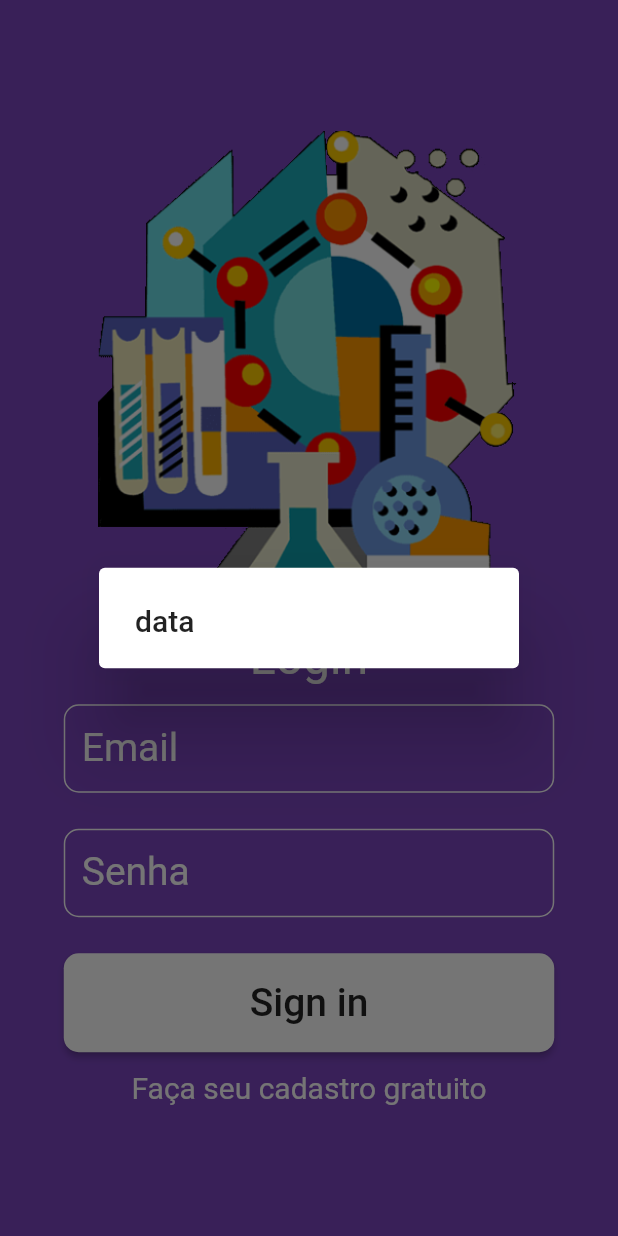
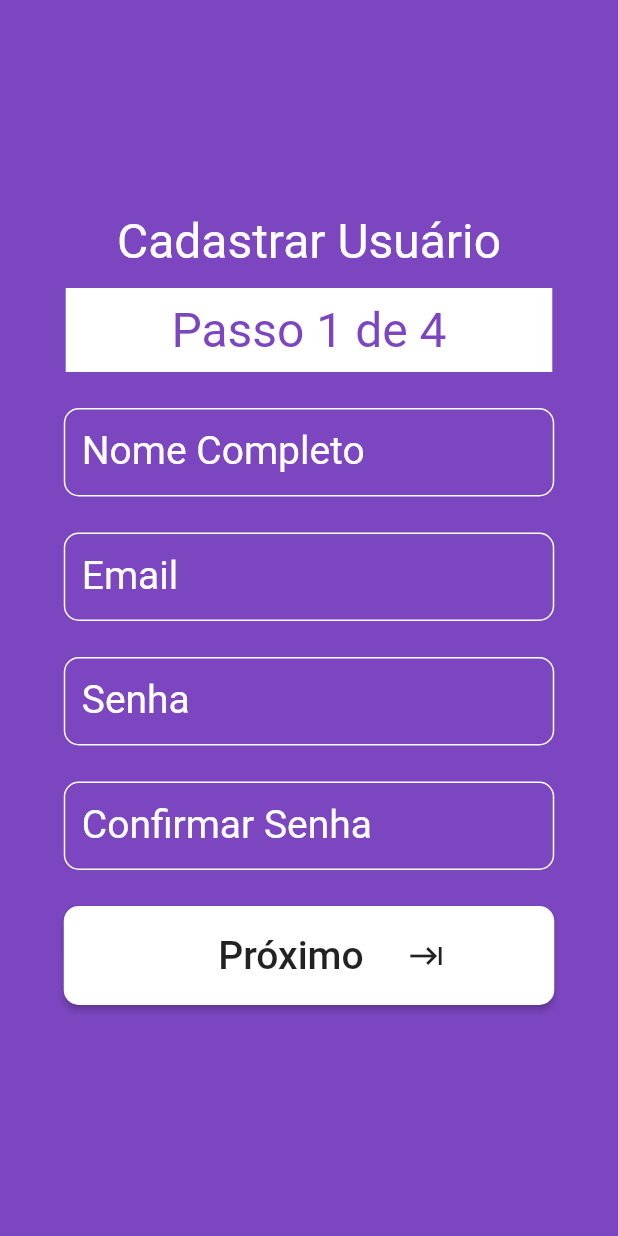
Before and after one commit to IagoEngel/Atividades-Integradoras-7, a Flutter app: the screen it shows after launch, after a tap on "Faça seu cadastro gratuito", on a phone screen of 412 x 824 dp. Run offline on Flutter 3.47's test engine with Material 2 defaults, Android fonts, the phone set to English and light mode, and no system bars.

Commit message:
Adicionando página inicial de cadastro

```diff
--- a/atividades_integradoras/lib/main.dart
+++ b/atividades_integradoras/lib/main.dart
@@ -1,3 +1,4 @@
+import 'package:atividades_integradoras/telas/cadastro.dart';
 import 'package:flutter/material.dart';
 
 void main() => runApp(AtividadeIntegradora());
@@ -104,12 +105,9 @@ class TelaInicial extends StatelessWidget {
 
           GestureDetector(
             onTap: (){
-              //Navigator.pushNamed(context, routeName);
-              showDialog(
-                context: context,
-                builder: (context) => AlertDialog(
-                  title: Text('data'),
-                ),
+              Navigator.push(
+                context,
+                MaterialPageRoute(builder: (context)=> CadastroPasso1()),
               );
             },
             child: Text(
--- a/atividades_integradoras/lib/telas/cadastro.dart
+++ b/atividades_integradoras/lib/telas/cadastro.dart
@@ -0,0 +1,181 @@
+import 'package:flutter/material.dart';
+
+class CadastroPasso1 extends StatelessWidget {
+  @override
+  Widget build(BuildContext context) {
+    return Scaffold(
+      backgroundColor: Color.fromRGBO(124, 70, 192, 1.0),
+      body: Column(
+        mainAxisAlignment: MainAxisAlignment.center,
+        children: <Widget>[
+          Text(
+            "Cadastrar Usuário",
+            style: TextStyle(
+              fontSize: 32,
+              color: Colors.white,
+            ),
+          ),
+          SizedBox(
+            height: 12.0,
+          ),
+          _passo1(),
+          _nomeCompleto(),
+          _email(),
+          _senha(),
+          _confirmaSenha(),
+          _proximoPasso(),
+        ],
+      ),
+    );
+  }
+}
+
+Widget _nomeCompleto() {
+  return Container(
+    padding:
+        const EdgeInsets.only(left: 42.5, right: 42.5, top: 24.0, bottom: 12.0),
+    child: new Theme(
+      data: new ThemeData(
+        primaryColor: Colors.white,
+      ),
+      child: TextField(
+        decoration: new InputDecoration(
+          enabledBorder: new OutlineInputBorder(
+            borderSide: BorderSide(color: Colors.white),
+            borderRadius: BorderRadius.all(Radius.circular(10.0)),
+          ),
+          border: new OutlineInputBorder(
+            borderRadius: BorderRadius.all(Radius.circular(10.0)),
+          ),
+          labelText: 'Nome Completo',
+          labelStyle: TextStyle(color: Colors.white, fontSize: 26),
+        ),
+      ),
+    ),
+  );
+}
+
+Widget _email() {
+  return Container(
+    padding:
+        const EdgeInsets.only(left: 42.5, right: 42.5, top: 12.0, bottom: 12.0),
+    child: new Theme(
+      data: new ThemeData(
+        primaryColor: Colors.white,
+      ),
+      child: TextField(
+        decoration: new InputDecoration(
+          enabledBorder: new OutlineInputBorder(
+            borderSide: BorderSide(color: Colors.white),
+            borderRadius: BorderRadius.all(Radius.circular(10.0)),
+          ),
+          border: new OutlineInputBorder(
+            borderRadius: BorderRadius.all(Radius.circular(10.0)),
+          ),
+          labelText: 'Email',
+          labelStyle: TextStyle(color: Colors.white, fontSize: 26),
+        ),
+      ),
+    ),
+  );
+}
+
+Widget _senha() {
+  return Container(
+    padding:
+        const EdgeInsets.only(left: 42.5, right: 42.5, top: 12.0, bottom: 12.0),
+    child: new Theme(
+      data: new ThemeData(
+        primaryColor: Colors.white,
+      ),
+      child: TextField(
+        decoration: new InputDecoration(
+          enabledBorder: new OutlineInputBorder(
+            borderSide: BorderSide(color: Colors.white),
+            borderRadius: BorderRadius.all(Radius.circular(10.0)),
+          ),
+          border: new OutlineInputBorder(
+            borderRadius: BorderRadius.all(Radius.circular(10.0)),
+          ),
+          labelText: 'Senha',
+          labelStyle: TextStyle(color: Colors.white, fontSize: 26),
+        ),
+      ),
+    ),
+  );
+}
+
+Widget _confirmaSenha() {
+  return Container(
+    padding:
+        const EdgeInsets.only(left: 42.5, right: 42.5, top: 12.0, bottom: 12.0),
+    child: new Theme(
+      data: new ThemeData(
+        primaryColor: Colors.white,
+      ),
+      child: TextField(
+        decoration: new InputDecoration(
+          enabledBorder: new OutlineInputBorder(
+            borderSide: BorderSide(color: Colors.white),
+            borderRadius: BorderRadius.all(Radius.circular(10.0)),
+          ),
+          border: new OutlineInputBorder(
+            borderRadius: BorderRadius.all(Radius.circular(10.0)),
+          ),
+          labelText: 'Confirmar Senha',
+          labelStyle: TextStyle(color: Colors.white, fontSize: 26),
+        ),
+      ),
+    ),
+  );
+}
+
+Widget _passo1() {
+  return Container(
+    color: Colors.white,
+    padding: const EdgeInsets.only(
+      left: 70.5,
+      right: 70.5,
+      top: 9,
+      bottom: 9,
+    ),
+    child: Text(
+      "Passo 1 de 4",
+      style: TextStyle(
+        backgroundColor: Colors.white,
+        color: Color.fromRGBO(124, 70, 192, 1.0),
+        fontSize: 32,
+      ),
+    ),
+  );
+}
+
+Widget _proximoPasso() {
+  return Container(
+    padding: const EdgeInsets.only(
+      left: 42.5,
+      right: 42.5,
+      top: 12.0,
+      bottom: 12.0,
+    ),
+    child: SizedBox(
+      height: 66,
+      width: double.infinity,
+      child: RaisedButton(
+        color: Colors.white,
+        shape: RoundedRectangleBorder(
+            borderRadius: BorderRadius.all(Radius.circular(10.0))),
+        child: Row(
+          mainAxisAlignment: MainAxisAlignment.center,
+          children: <Widget>[
+            SizedBox(width: 30),
+            Text('Próximo', style: TextStyle(fontSize: 26)),
+            SizedBox(width: 30),
+            Icon(Icons.keyboard_tab),
+          ],
+        ),
+        onPressed: () {},
+      ),
+    ),
+  );
+}
```
